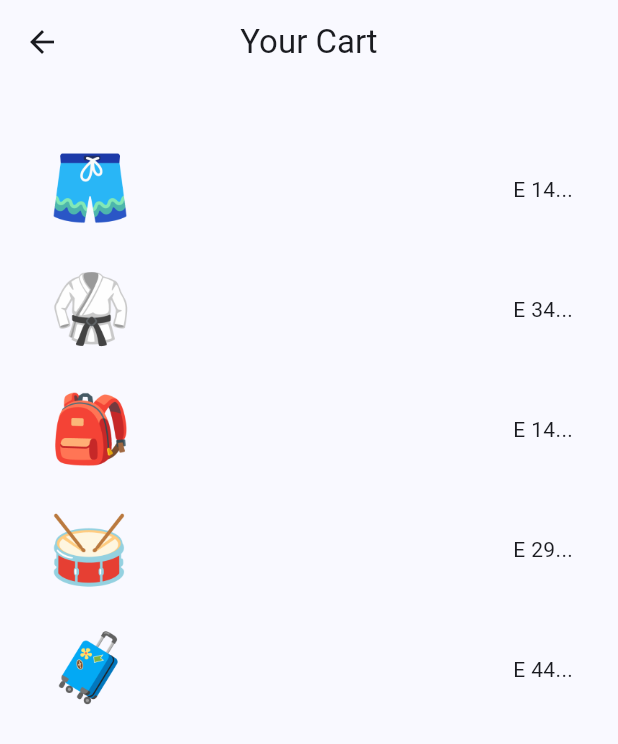
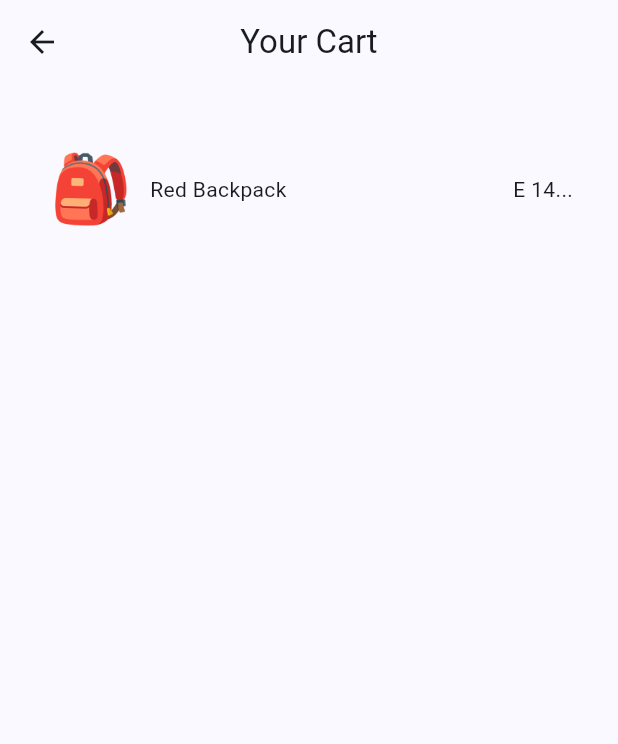
Before and after one commit to azizbekyokhubov1999/riverpod_st_ma_training, a Flutter app: the screen it shows after launch, after a tap on the "shopping bag" icon, on a phone screen of 412 x 824 dp. Shown: the top 744 px of the screen. Run offline on Flutter 3.47's test engine with Material 3 defaults, Android fonts, the light colour scheme and no system bars; our stand-ins replace flutter_riverpod, riverpod_annotation; generated files the repository leaves out were written again.

Commit message:
Riverpod Training_7 - Notifier Providers

```diff
--- /dev/null
+++ b/lib/providers/cart_provider.dart
@@ -0,0 +1,23 @@
+import 'package:flutter_riverpod/flutter_riverpod.dart';
+
+import '../models/poduct.dart';
+
+class CartNotifier extends Notifier<Set<Product>> {
+  //initial value
+  @override
+  Set<Product> build() {
+    return {
+      Product(
+          id: "4",
+          title: "Red Backpack",
+          price: 14,
+          image: "assets/products/backpack.png"
+      )
+    };
+    //methods to update state
+  }
+}
+
+final cartNotifierProvider = NotifierProvider<CartNotifier, Set<Product>>(() {
+  return CartNotifier();
+});
--- a/lib/providers/product_provider.dart
+++ b/lib/providers/product_provider.dart
@@ -60,7 +60,7 @@ const List<Product> allProducts = [
 // final productProvider = Provider((ref) {
 //   return allProducts;
 // });
-
+//
 // final reducedProductsProvider = Provider((ref) {
 //   return allProducts.where((p) => p.price < 50).toList();
 // });
--- a/lib/screens/cart/cart_screen.dart
+++ b/lib/screens/cart/cart_screen.dart
@@ -1,5 +1,6 @@
 import 'package:flutter/material.dart';
 import 'package:flutter_riverpod/flutter_riverpod.dart';
+import 'package:riverpod_st_ma_training/providers/cart_provider.dart';
 import 'package:riverpod_st_ma_training/providers/product_provider.dart';
 
 class CartScreen extends ConsumerStatefulWidget {
@@ -13,7 +14,7 @@ class _CartScreenState extends ConsumerState<CartScreen> {
   bool showCoupon = true;
   @override
   Widget build(BuildContext context) {
-    final cartProducts = ref.watch(reducedProductsProvider);
+    final cartProducts = ref.watch(cartNotifierProvider);
     return Scaffold(
       appBar: AppBar(
         title: const Text('Your Cart'),
@@ -32,6 +33,7 @@ class _CartScreenState extends ConsumerState<CartScreen> {
                     children: [
                       Image.asset(product.image, width: 60, height: 60),
                       SizedBox(width: 10),
+                      Text(product.title),
                       Expanded(child: SizedBox()),
                       Text("E ${product.price}..."),
                     ],
--- a/lib/screens/home/home_screen.dart
+++ b/lib/screens/home/home_screen.dart
@@ -1,5 +1,6 @@
 import 'package:flutter/material.dart';
 import 'package:flutter_riverpod/flutter_riverpod.dart';
+import 'package:riverpod_st_ma_training/providers/cart_provider.dart';
 import 'package:riverpod_st_ma_training/providers/product_provider.dart';
 
 import '../../shared/cart_icon.dart';
@@ -11,6 +12,7 @@ class HomeScreen extends ConsumerWidget {
   Widget build(BuildContext context, WidgetRef ref) {
 
     final allProducts = ref.watch(productsProvider);
+    final cartProducts = ref.watch(cartNotifierProvider);
 
     return Scaffold(
       appBar: AppBar(
@@ -28,7 +30,8 @@ class HomeScreen extends ConsumerWidget {
             childAspectRatio: 0.9,
           ),
           itemBuilder:(context, index) {
-            return Container(
+            return SingleChildScrollView(
+              child: Container(
                 padding: const EdgeInsets.all(20),
                 color: Colors.blueGrey.withOpacity(0.05),
                 child: Column(
@@ -39,8 +42,22 @@ class HomeScreen extends ConsumerWidget {
                       height: 60,
                     ),
                     Text(allProducts[index].title),
-                  Text("E ${allProducts[index].price}")
+                    Text("E ${allProducts[index].price}"),
+
+                    if(cartProducts.contains(allProducts[index]))
+                      TextButton(
+                          onPressed: (){},
+                          child: Text("Remove"),
+                      ),
+                    if(!cartProducts.contains(allProducts[index]))
+                      TextButton(
+                          onPressed: (){},
+                          child: Text("Add to Cart")
+                      ),
+
+
                   ],
+                ),
               ),
             );
           },
```
Lines whose indentation alone changed are shown as unchanged.
